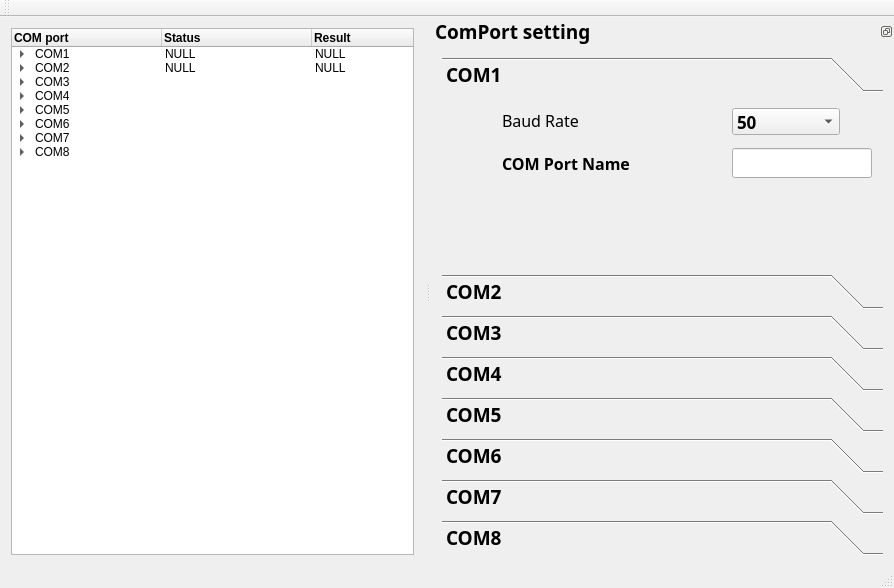
soso7885/QTvcom_test, file mainwindow.ui: the form before one commit.
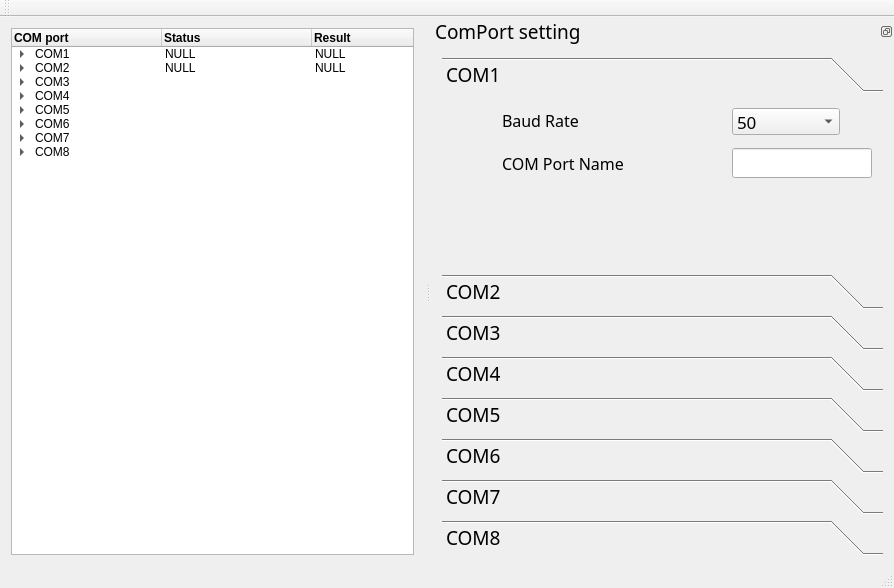
The form after the commit.

Patch:
```diff
--- a/mainwindow.ui
+++ b/mainwindow.ui
@@ -354,10 +354,8 @@
    </property>
    <property name="font">
     <font>
-     <family>Optima</family>
+     <family>Big Caslon</family>
      <pointsize>14</pointsize>
-     <weight>75</weight>
-     <bold>true</bold>
     </font>
    </property>
    <property name="features">
```
